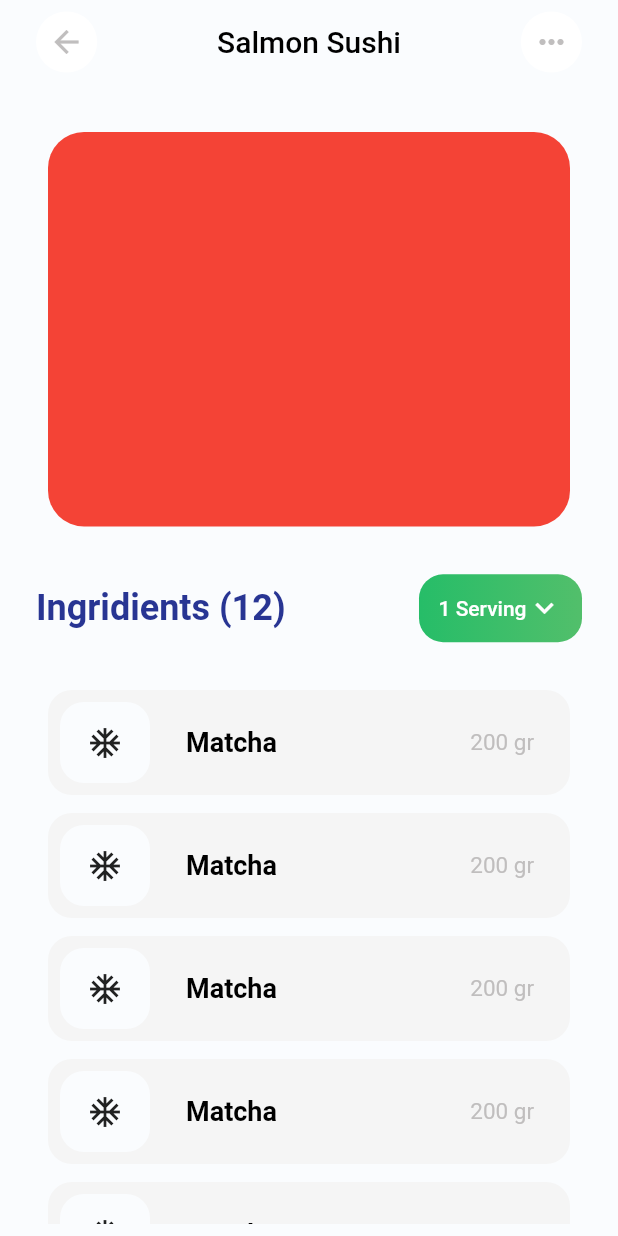
After one commit to caliskanzafer/recipe_app, a Flutter app: the DetailView screen opened directly, on a phone screen of 412 x 824 dp. The commit adds this screen. Run offline on Flutter 3.47's test engine with Material 2 defaults, Android fonts, the phone set to English and light mode, and no system bars; network calls fail.

Commit message:
Detail Page tasarlandi.

```diff
--- a/lib/main.dart
+++ b/lib/main.dart
@@ -1,5 +1,4 @@
 import 'package:flutter/material.dart';
-import 'package:flutter/services.dart';
 import 'package:provider/provider.dart';
 import 'package:recipe_app/core/state/bottom_navigation_bar_state.dart';
 import 'package:recipe_app/core/state/menu_state.dart';
@@ -10,7 +9,6 @@ void main() => runApp(MyApp());
 class MyApp extends StatelessWidget {
   @override
   Widget build(BuildContext context) {
-    SystemChrome.setEnabledSystemUIOverlays([]);
     return MultiProvider(
       providers: [
         ChangeNotifierProvider(create: (context) => BottomNavigationBarState()),
--- /dev/null
+++ b/lib/view/detail/components/appbar/custom_back_button.dart
@@ -0,0 +1,28 @@
+import 'package:flutter/material.dart';
+
+import '../../../../constants.dart';
+
+class CustomBackButton extends StatelessWidget {
+  const CustomBackButton({
+    Key? key,
+  }) : super(key: key);
+
+  @override
+  Widget build(BuildContext context) {
+    return GestureDetector(
+      onTap: () {
+        Navigator.of(context).pop();
+      },
+      child: Container(
+        decoration: BoxDecoration(
+          shape: BoxShape.circle,
+          color: Colors.white,
+        ),
+        child: Icon(
+          Icons.arrow_back,
+          color: disableFontColor,
+        ),
+      ),
+    );
+  }
+}
--- /dev/null
+++ b/lib/view/detail/components/appbar/custom_more_button.dart
@@ -0,0 +1,24 @@
+import 'package:flutter/material.dart';
+
+import '../../../../constants.dart';
+
+class CustomMoreButton extends StatelessWidget {
+  const CustomMoreButton({
+    Key? key,
+  }) : super(key: key);
+
+  @override
+  Widget build(BuildContext context) {
+    return Container(
+      width: defaultPadding * 1.7,
+      decoration: BoxDecoration(
+        shape: BoxShape.circle,
+        color: Colors.white,
+      ),
+      child: Icon(
+        Icons.more_horiz,
+        color: disableFontColor,
+      ),
+    );
+  }
+}
--- /dev/null
+++ b/lib/view/detail/components/appbar/custom_title.dart
@@ -0,0 +1,17 @@
+import 'package:flutter/material.dart';
+
+import '../../../../constants.dart';
+
+class CustomTitle extends StatelessWidget {
+  const CustomTitle({
+    Key? key,
+  }) : super(key: key);
+
+  @override
+  Widget build(BuildContext context) {
+    return Text(
+      'Salmon Sushi',
+      style: TextStyle(color: enableFontColor),
+    );
+  }
+}
--- /dev/null
+++ b/lib/view/detail/components/appbar/detail_app_bar.dart
@@ -0,0 +1,33 @@
+import 'package:flutter/material.dart';
+
+import '../../../../constants.dart';
+import 'custom_back_button.dart';
+import 'custom_more_button.dart';
+import 'custom_title.dart';
+
+class DetailAppBar extends StatelessWidget implements PreferredSizeWidget {
+  @override
+  Widget build(BuildContext context) {
+    return AppBar(
+      automaticallyImplyLeading: false,
+      actions: [
+        Padding(
+          padding: const EdgeInsets.only(right: defaultPadding),
+          child: CustomMoreButton(),
+        ),
+      ],
+      leadingWidth: defaultPadding * 2.7,
+      leading: Padding(
+        padding: const EdgeInsets.only(left: defaultPadding),
+        child: CustomBackButton(),
+      ),
+      title: CustomTitle(),
+      centerTitle: true,
+      backgroundColor: bgColor,
+      elevation: 0,
+    );
+  }
+
+  @override
+  Size get preferredSize => Size.fromHeight(80);
+}
--- /dev/null
+++ b/lib/view/detail/components/body/heading/heading_area.dart
@@ -0,0 +1,21 @@
+import 'package:flutter/material.dart';
+
+import 'ingridients_text.dart';
+import 'serving_button.dart';
+
+class HeadingArea extends StatelessWidget {
+  const HeadingArea({
+    Key? key,
+  }) : super(key: key);
+
+  @override
+  Widget build(BuildContext context) {
+    return Row(
+      mainAxisAlignment: MainAxisAlignment.spaceBetween,
+      children: [
+        IngridientsText(),
+        ServingButton(),
+      ],
+    );
+  }
+}
--- /dev/null
+++ b/lib/view/detail/components/body/heading/ingridients_text.dart
@@ -0,0 +1,16 @@
+import 'package:flutter/material.dart';
+
+class IngridientsText extends StatelessWidget {
+  const IngridientsText({
+    Key? key,
+  }) : super(key: key);
+
+  @override
+  Widget build(BuildContext context) {
+    return Text(
+      'Ingridients (12)',
+      style: TextStyle(
+          fontSize: 24, fontWeight: FontWeight.bold, color: Colors.indigo[800]),
+    );
+  }
+}
--- /dev/null
+++ b/lib/view/detail/components/body/heading/serving_button.dart
@@ -0,0 +1,47 @@
+import 'package:flutter/material.dart';
+
+import '../../../../../constants.dart';
+
+class ServingButton extends StatelessWidget {
+  const ServingButton({
+    Key? key,
+  }) : super(key: key);
+
+  @override
+  Widget build(BuildContext context) {
+    return Container(
+      decoration: BoxDecoration(
+        gradient: LinearGradient(
+          colors: [
+            secondryColor,
+            primaryColor,
+          ],
+        ),
+        border: Border.all(
+          color: Colors.transparent,
+        ),
+        borderRadius: BorderRadius.circular(16),
+      ),
+      child: Padding(
+        padding: const EdgeInsets.fromLTRB(defaultPadding / 2,
+            defaultPadding / 2.5, defaultPadding / 2, defaultPadding / 2.5),
+        child: Row(
+          mainAxisAlignment: MainAxisAlignment.spaceEvenly,
+          children: [
+            Text(
+              '1 Serving',
+              style: TextStyle(
+                color: Colors.white,
+                fontWeight: FontWeight.w500,
+              ),
+            ),
+            Icon(
+              Icons.keyboard_arrow_down_outlined,
+              color: Colors.white,
+            ),
+          ],
+        ),
+      ),
+    );
+  }
+}
--- /dev/null
+++ b/lib/view/detail/components/body/ingridients_detail.dart
@@ -0,0 +1,62 @@
+import 'package:flutter/material.dart';
+
+import '../../../../constants.dart';
+
+class IngridientsDetail extends StatelessWidget {
+  const IngridientsDetail({
+    Key? key,
+    required SizedBox sizedBox,
+  })  : _sizedBox = sizedBox,
+        super(key: key);
+
+  final SizedBox _sizedBox;
+
+  @override
+  Widget build(BuildContext context) {
+    return Container(
+      height: 70,
+      decoration: BoxDecoration(
+        color: Colors.grey[100],
+        borderRadius: BorderRadius.circular(16),
+      ),
+      child: Padding(
+        padding: const EdgeInsets.fromLTRB(defaultPadding / 3,
+            defaultPadding / 3, defaultPadding, defaultPadding / 3),
+        child: Row(
+          children: [
+            Container(
+              width: 60,
+              decoration: BoxDecoration(
+                color: bgColor,
+                borderRadius: BorderRadius.circular(16),
+              ),
+              child: Center(
+                child: Icon(
+                  Icons.ac_unit,
+                ),
+              ),
+            ),
+            _sizedBox,
+            Text(
+              'Matcha',
+              style: TextStyle(
+                fontWeight: FontWeight.w600,
+                fontSize: 18,
+                color: enableFontColor,
+              ),
+            ),
+            Spacer(),
+            Text(
+              '200 gr',
+              style: TextStyle(
+                fontWeight: FontWeight.w400,
+                color: disableFontColor,
+                fontSize: 15,
+              ),
+            ),
+          ],
+        ),
+      ),
+    );
+  }
+}
--- /dev/null
+++ b/lib/view/detail/components/body/video_area.dart
@@ -0,0 +1,21 @@
+import 'package:flutter/material.dart';
+
+class VideoArea extends StatelessWidget {
+  const VideoArea({
+    Key? key,
+  }) : super(key: key);
+
+  @override
+  Widget build(BuildContext context) {
+    return Container(
+      decoration: BoxDecoration(
+        color: Colors.red,
+        border: Border.all(
+          color: Colors.transparent,
+        ),
+        borderRadius: BorderRadius.circular(24),
+      ),
+      child: Container(),
+    );
+  }
+}
--- /dev/null
+++ b/lib/view/detail/detail_view.dart
@@ -0,0 +1,66 @@
+import 'package:flutter/material.dart';
+import 'package:recipe_app/constants.dart';
+import 'package:recipe_app/view/detail/components/appbar/detail_app_bar.dart';
+
+import 'components/body/heading/heading_area.dart';
+import 'components/body/ingridients_detail.dart';
+import 'components/body/video_area.dart';
+
+class DetailView extends StatefulWidget {
+  const DetailView({Key? key}) : super(key: key);
+
+  @override
+  _DetailViewState createState() => _DetailViewState();
+}
+
+class _DetailViewState extends State<DetailView> {
+  @override
+  Widget build(BuildContext context) {
+    return Scaffold(
+      backgroundColor: bgColor,
+      appBar: DetailAppBar(),
+      body: Padding(
+        padding:
+            const EdgeInsets.fromLTRB(defaultPadding, 0, defaultPadding, 0),
+        child: Column(
+          children: [
+            Expanded(
+              flex: 3,
+              child: Padding(
+                padding: const EdgeInsets.all(defaultPadding / 3),
+                child: VideoArea(),
+              ),
+            ),
+            Expanded(
+              child: HeadingArea(),
+            ),
+            Expanded(
+              flex: 4,
+              child: Padding(
+                padding: const EdgeInsets.all(defaultPadding / 3),
+                child: Stack(
+                  children: [
+                    ListView.builder(
+                      itemBuilder: (context, index) {
+                        return Padding(
+                          padding:
+                              const EdgeInsets.only(bottom: defaultPadding / 2),
+                          child: IngridientsDetail(sizedBox: _sizedBox),
+                        );
+                      },
+                      itemCount: 5,
+                    )
+                  ],
+                ),
+              ),
+            ),
+          ],
+        ),
+      ),
+    );
+  }
+
+  SizedBox get _sizedBox => SizedBox(
+        width: defaultPadding,
+      );
+}
--- a/lib/view/home/components/product.dart
+++ b/lib/view/home/components/product.dart
@@ -5,6 +5,7 @@ import 'package:recipe_app/core/models/all_menu.dart';
 import 'package:recipe_app/core/models/burger.dart';
 import 'package:recipe_app/core/models/sushi.dart';
 import 'package:recipe_app/core/state/menu_state.dart';
+import 'package:recipe_app/view/detail/detail_view.dart';
 
 class Product extends StatefulWidget {
   @override
@@ -24,6 +25,11 @@ class _ProductState extends State<Product> {
           itemBuilder: (context, index) {
             return Padding(
               padding: const EdgeInsets.only(top: defaultPadding),
+              child: GestureDetector(
+                onTap: () {
+                  Navigator.of(context).push(
+                      MaterialPageRoute(builder: (context) => DetailView()));
+                },
                 child: Stack(
                   children: [
                     _background(context, _currentIndex, index),
@@ -31,6 +37,7 @@ class _ProductState extends State<Product> {
                     _productName(_currentIndex, index),
                     _description(_currentIndex, index),
                   ],
+                ),
               ),
             );
           },
```
Also changed, not shown: 1 other file. Lines whose indentation alone changed are shown as unchanged.
